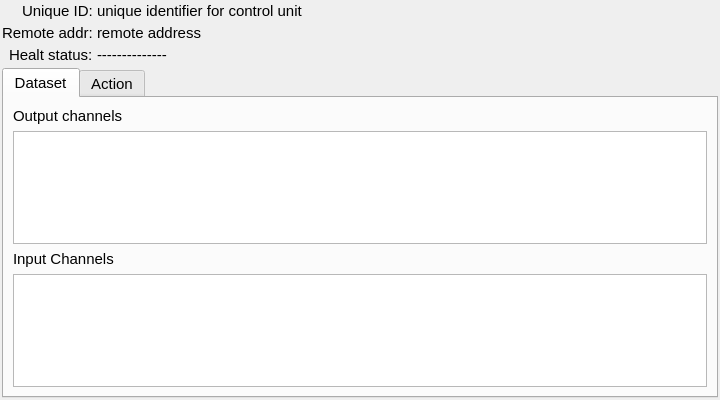
First picture: the form in ccs/node/control_unit/ControlUnitEditor.ui, repository bisegni/chaosframework, before the edit.
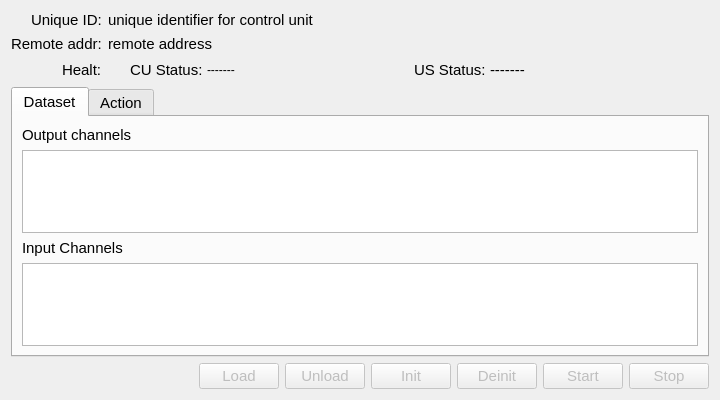
Second picture: the form after the edit. Custom widgets are drawn as their Qt base class.

Commit message: adjusted the control unit editor and added the structure for logical switch taht will help to create state machine for change property on QObject

Patch:
```diff
--- a/ccs/node/control_unit/ControlUnitEditor.ui
+++ b/ccs/node/control_unit/ControlUnitEditor.ui
@@ -1,5 +1,6 @@
 <?xml version="1.0" encoding="UTF-8"?>
 <ui version="4.0">
+ <author>Claudio Bisegni</author>
  <class>ControlUnitEditor</class>
  <widget class="QWidget" name="ControlUnitEditor">
   <property name="geometry">
@@ -20,23 +21,8 @@
    <string>Form</string>
   </property>
   <layout class="QVBoxLayout" name="verticalLayout_4">
-   <property name="spacing">
-    <number>4</number>
-   </property>
-   <property name="leftMargin">
-    <number>2</number>
-   </property>
-   <property name="topMargin">
-    <number>2</number>
-   </property>
-   <property name="rightMargin">
-    <number>2</number>
-   </property>
-   <property name="bottomMargin">
-    <number>2</number>
-   </property>
    <item>
-    <layout class="QGridLayout" name="gridLayout" columnstretch="0,1,0">
+    <layout class="QGridLayout" name="gridLayout" columnstretch="0,1">
      <item row="2" column="0" alignment="Qt::AlignRight">
       <widget class="QLabel" name="label_4">
        <property name="font">
@@ -45,7 +31,19 @@
         </font>
        </property>
        <property name="text">
-        <string>Healt status:</string>
+        <string>Healt:</string>
+       </property>
+      </widget>
+     </item>
+     <item row="1" column="1">
+      <widget class="QLabel" name="labelRemoteAddress">
+       <property name="font">
+        <font>
+         <pointsize>11</pointsize>
+        </font>
+       </property>
+       <property name="text">
+        <string>remote address</string>
        </property>
       </widget>
      </item>
@@ -61,6 +59,18 @@
        </property>
       </widget>
      </item>
+     <item row="1" column="0" alignment="Qt::AlignRight">
+      <widget class="QLabel" name="label_r_t">
+       <property name="font">
+        <font>
+         <pointsize>11</pointsize>
+        </font>
+       </property>
+       <property name="text">
+        <string>Remote addr:</string>
+       </property>
+      </widget>
+     </item>
      <item row="0" column="0" alignment="Qt::AlignRight">
       <widget class="QLabel" name="label">
        <property name="font">
@@ -74,62 +84,104 @@
       </widget>
      </item>
      <item row="2" column="1">
-      <widget class="QLabel" name="labelhealtStatus">
-       <property name="font">
-        <font>
-         <pointsize>11</pointsize>
-        </font>
+      <layout class="QGridLayout" name="gridLayout_2" columnstretch="0,0,1,0,0,0,1">
+       <property name="leftMargin">
+        <number>2</number>
        </property>
-       <property name="text">
-        <string>--------------</string>
+       <property name="topMargin">
+        <number>2</number>
        </property>
-      </widget>
-     </item>
-     <item row="2" column="2">
-      <widget class="LedIndicatorWidget" name="ledIndicatorStatus" native="true">
-       <property name="sizePolicy">
-        <sizepolicy hsizetype="Fixed" vsizetype="Fixed">
-         <horstretch>0</horstretch>
-         <verstretch>0</verstretch>
-        </sizepolicy>
+       <property name="rightMargin">
+        <number>2</number>
        </property>
-       <property name="minimumSize">
-        <size>
-         <width>16</width>
-         <height>16</height>
-        </size>
+       <property name="bottomMargin">
+        <number>2</number>
        </property>
-       <property name="maximumSize">
-        <size>
-         <width>16</width>
-         <height>16</height>
-        </size>
+       <property name="spacing">
+        <number>4</number>
        </property>
-      </widget>
-     </item>
-     <item row="1" column="0" alignment="Qt::AlignHCenter">
-      <widget class="QLabel" name="label_r_t">
-       <property name="font">
-        <font>
-         <pointsize>11</pointsize>
-        </font>
-       </property>
-       <property name="text">
-        <string>Remote addr:</string>
-       </property>
-      </widget>
-     </item>
-     <item row="1" column="1">
-      <widget class="QLabel" name="labelRemoteAddress">
-       <property name="font">
-        <font>
-         <pointsize>11</pointsize>
-        </font>
-       </property>
-       <property name="text">
-        <string>remote address</string>
-       </property>
-      </widget>
+       <item row="0" column="4">
+        <widget class="QLabel" name="label_6">
+         <property name="sizePolicy">
+          <sizepolicy hsizetype="Minimum" vsizetype="Minimum">
+           <horstretch>0</horstretch>
+           <verstretch>0</verstretch>
+          </sizepolicy>
+         </property>
+         <property name="font">
+          <font>
+           <pointsize>11</pointsize>
+          </font>
+         </property>
+         <property name="text">
+          <string>US Status:</string>
+         </property>
+        </widget>
+       </item>
+       <item row="0" column="5">
+        <widget class="QLabel" name="labelUnitServerStatus">
+         <property name="font">
+          <font>
+           <pointsize>11</pointsize>
+          </font>
+         </property>
+         <property name="text">
+          <string>-------</string>
+         </property>
+        </widget>
+       </item>
+       <item row="0" column="1">
+        <widget class="QLabel" name="label_2">
+         <property name="font">
+          <font>
+           <pointsize>11</pointsize>
+          </font>
+         </property>
+         <property name="text">
+          <string>CU Status:</string>
+         </property>
+        </widget>
+       </item>
+       <item row="0" column="0">
+        <widget class="LedIndicatorAliveTSWidget" name="ledIndicatorHealtTSControlUnit" native="true">
+         <property name="minimumSize">
+          <size>
+           <width>16</width>
+           <height>16</height>
+          </size>
+         </property>
+         <property name="maximumSize">
+          <size>
+           <width>16</width>
+           <height>16</height>
+          </size>
+         </property>
+        </widget>
+       </item>
+       <item row="0" column="2">
+        <widget class="QLabel" name="labelControlUnitStatus">
+         <property name="text">
+          <string>-------</string>
+         </property>
+        </widget>
+       </item>
+       <item row="0" column="3">
+        <widget class="LedIndicatorAliveTSWidget" name="ledIndicatorHealtTSUnitServer" native="true">
+         <property name="minimumSize">
+          <size>
+           <width>16</width>
+           <height>16</height>
+          </size>
+         </property>
+         <property name="maximumSize">
+          <size>
+           <width>16</width>
+           <height>16</height>
+          </size>
+         </property>
+        </widget>
+       </item>
+      </layout>
      </item>
     </layout>
    </item>
@@ -175,6 +227,18 @@
              <pointsize>11</pointsize>
             </font>
            </property>
+           <property name="editTriggers">
+            <set>QAbstractItemView::NoEditTriggers</set>
+           </property>
+           <property name="selectionMode">
+            <enum>QAbstractItemView::MultiSelection</enum>
+           </property>
+           <property name="selectionBehavior">
+            <enum>QAbstractItemView::SelectRows</enum>
+           </property>
+           <attribute name="verticalHeaderDefaultSectionSize">
+            <number>20</number>
+           </attribute>
           </widget>
          </item>
         </layout>
@@ -200,6 +264,18 @@
              <pointsize>11</pointsize>
             </font>
            </property>
+           <property name="editTriggers">
+            <set>QAbstractItemView::NoEditTriggers</set>
+           </property>
+           <property name="selectionMode">
+            <enum>QAbstractItemView::MultiSelection</enum>
+           </property>
+           <property name="selectionBehavior">
+            <enum>QAbstractItemView::SelectRows</enum>
+           </property>
+           <attribute name="verticalHeaderDefaultSectionSize">
+            <number>20</number>
+           </attribute>
           </widget>
          </item>
         </layout>
@@ -213,13 +289,120 @@
      </widget>
     </widget>
    </item>
+   <item>
+    <layout class="QHBoxLayout" name="horizontalLayout">
+     <item>
+      <spacer name="horizontalSpacer">
+       <property name="orientation">
+        <enum>Qt::Horizontal</enum>
+       </property>
+       <property name="sizeHint" stdset="0">
+        <size>
+         <width>40</width>
+         <height>20</height>
+        </size>
+       </property>
+      </spacer>
+     </item>
+     <item>
+      <widget class="QPushButton" name="pushButtonLoadAction">
+       <property name="enabled">
+        <bool>false</bool>
+       </property>
+       <property name="font">
+        <font>
+         <pointsize>11</pointsize>
+        </font>
+       </property>
+       <property name="text">
+        <string>Load</string>
+       </property>
+      </widget>
+     </item>
+     <item>
+      <widget class="QPushButton" name="pushButtonUnload">
+       <property name="enabled">
+        <bool>false</bool>
+       </property>
+       <property name="font">
+        <font>
+         <pointsize>11</pointsize>
+        </font>
+       </property>
+       <property name="text">
+        <string>Unload</string>
+       </property>
+      </widget>
+     </item>
+     <item>
+      <widget class="QPushButton" name="pushButtonInitAction">
+       <property name="enabled">
+        <bool>false</bool>
+       </property>
+       <property name="font">
+        <font>
+         <pointsize>11</pointsize>
+        </font>
+       </property>
+       <property name="text">
+        <string>Init</string>
+       </property>
+      </widget>
+     </item>
+     <item>
+      <widget class="QPushButton" name="pushButtonDeinitAction">
+       <property name="enabled">
+        <bool>false</bool>
+       </property>
+       <property name="font">
+        <font>
+         <pointsize>11</pointsize>
+        </font>
+       </property>
+       <property name="text">
+        <string>Deinit</string>
+       </property>
+      </widget>
+     </item>
+     <item>
+      <widget class="QPushButton" name="pushButtonStartAction">
+       <property name="enabled">
+        <bool>false</bool>
+       </property>
+       <property name="font">
+        <font>
+         <pointsize>11</pointsize>
+        </font>
+       </property>
+       <property name="text">
+        <string>Start</string>
+       </property>
+      </widget>
+     </item>
+     <item>
+      <widget class="QPushButton" name="pushButtonStopAction">
+       <property name="enabled">
+        <bool>false</bool>
+       </property>
+       <property name="font">
+        <font>
+         <pointsize>11</pointsize>
+        </font>
+       </property>
+       <property name="text">
+        <string>Stop</string>
+       </property>
+      </widget>
+     </item>
+    </layout>
+   </item>
   </layout>
  </widget>
  <customwidgets>
   <customwidget>
-   <class>LedIndicatorWidget</class>
+   <class>LedIndicatorAliveTSWidget</class>
    <extends>QWidget</extends>
-   <header>widget/LedIndicatorWidget.h</header>
+   <header>widget/LedIndicatorAliveTSWidget.h</header>
    <container>1</container>
   </customwidget>
  </customwidgets>
```
The commit also changes 33 other files.
